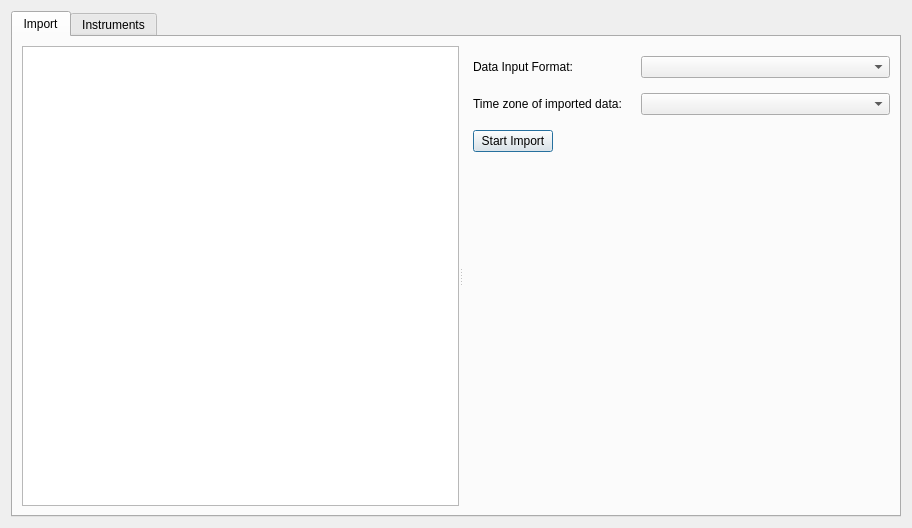
Old version of the form src/views/historicalView.ui in the repository akushyn/QtStatisticCalculator.
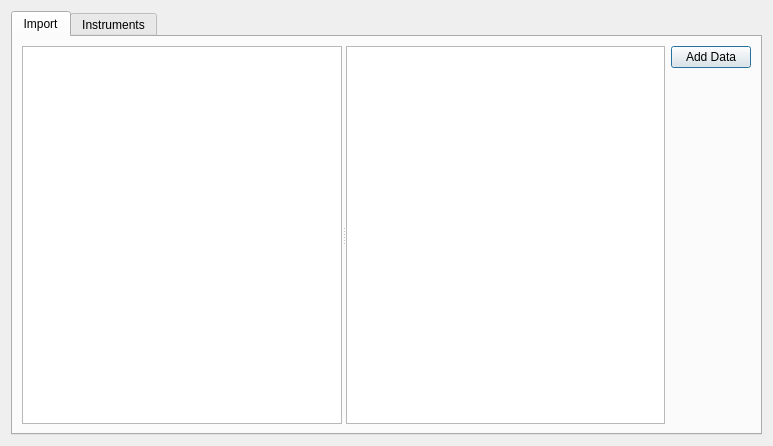
New version of the form. Icons and pictures are not drawn. Custom widgets are drawn as their Qt base class.

```diff
--- a/src/views/historicalView.ui
+++ b/src/views/historicalView.ui
@@ -6,8 +6,8 @@
    <rect>
     <x>0</x>
     <y>0</y>
-    <width>912</width>
-    <height>528</height>
+    <width>773</width>
+    <height>446</height>
    </rect>
   </property>
   <property name="windowTitle">
@@ -26,77 +26,26 @@
       <attribute name="title">
        <string>Import</string>
       </attribute>
-      <layout class="QVBoxLayout" name="verticalLayout_6">
+      <layout class="QVBoxLayout" name="verticalLayout_4">
+       <item>
+        <layout class="QHBoxLayout" name="horizontalLayout_2">
        <item>
         <widget class="QSplitter" name="splitter">
-         <property name="sizePolicy">
-          <sizepolicy hsizetype="Expanding" vsizetype="Preferred">
-           <horstretch>0</horstretch>
-           <verstretch>0</verstretch>
-          </sizepolicy>
-         </property>
          <property name="orientation">
           <enum>Qt::Horizontal</enum>
          </property>
          <widget class="QTreeView" name="treeViewWindowFiles"/>
-         <widget class="QWidget" name="">
-          <layout class="QVBoxLayout" name="verticalLayout_4">
-           <property name="spacing">
-            <number>15</number>
-           </property>
-           <property name="leftMargin">
-            <number>10</number>
-           </property>
-           <property name="topMargin">
-            <number>10</number>
-           </property>
-           <item>
-            <layout class="QFormLayout" name="formLayout">
-             <item row="0" column="0">
-              <widget class="QLabel" name="labelInputFormat">
-               <property name="text">
-                <string>Data Input Format: </string>
-               </property>
-              </widget>
-             </item>
-             <item row="1" column="0">
-              <widget class="QLabel" name="labelTimeZone">
-               <property name="text">
-                <string>Time zone of imported data: </string>
-               </property>
-              </widget>
-             </item>
-             <item row="1" column="1">
-              <widget class="QComboBox" name="comboTimeZone"/>
-             </item>
-             <item row="0" column="1">
-              <widget class="QComboBox" name="comboInputFormat"/>
-             </item>
-            </layout>
-           </item>
-           <item alignment="Qt::AlignLeft">
+           <widget class="QTableView" name="tableView"/>
+          </widget>
+         </item>
+         <item alignment="Qt::AlignTop">
             <widget class="QPushButton" name="btnImport">
              <property name="text">
-              <string>Start Import</string>
+            <string>Add Data</string>
              </property>
             </widget>
            </item>
-           <item>
-            <spacer name="verticalSpacer">
-             <property name="orientation">
-              <enum>Qt::Vertical</enum>
-             </property>
-             <property name="sizeHint" stdset="0">
-              <size>
-               <width>20</width>
-               <height>40</height>
-              </size>
-             </property>
-            </spacer>
-           </item>
-          </layout>
-         </widget>
-        </widget>
+        </layout>
        </item>
       </layout>
      </widget>
@@ -150,7 +99,7 @@
             </layout>
            </item>
            <item>
-            <widget class="AkTreeView" name="treeViewImported"/>
+            <widget class="QListView" name="listViewImported"/>
            </item>
           </layout>
          </item>
@@ -267,11 +216,6 @@
    <extends>QTableView</extends>
    <header>src.controls.akTableView</header>
   </customwidget>
-  <customwidget>
-   <class>AkTreeView</class>
-   <extends>QTreeView</extends>
-   <header>src.controls.akTreeView</header>
-  </customwidget>
  </customwidgets>
  <resources>
   <include location="../Resources.qrc"/>
```
Lines whose indentation alone changed are shown as unchanged.
